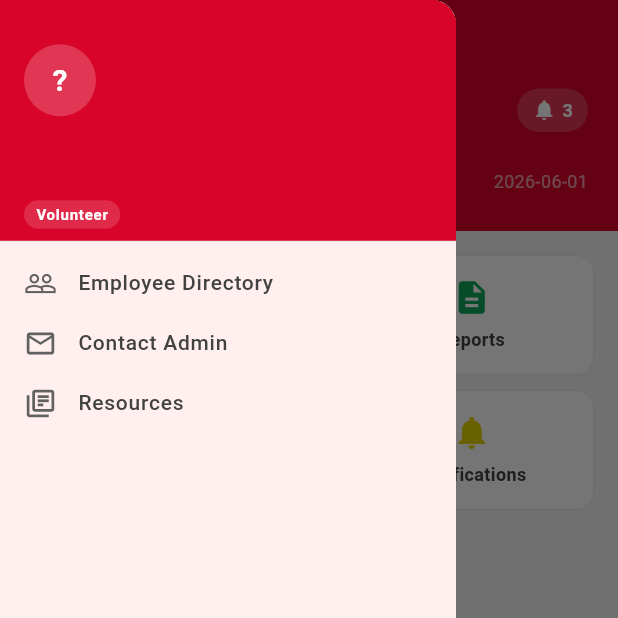
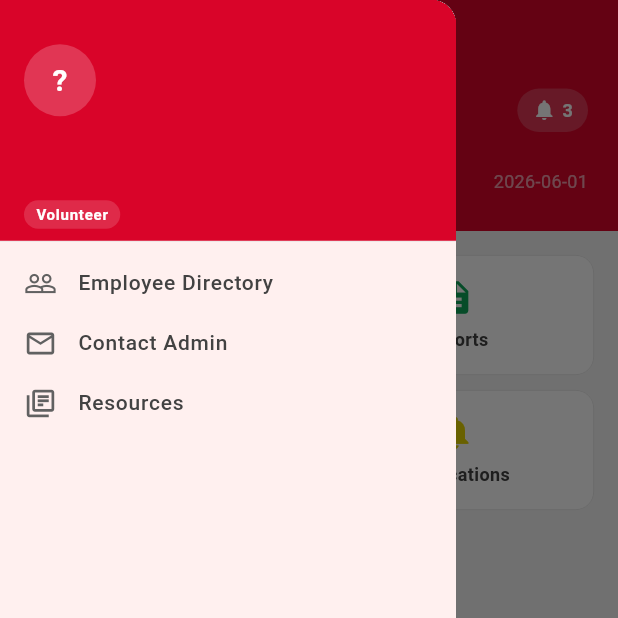
Before and after one commit to GeraldKenosi/salso_workforce, a Flutter app: the AppShell screen opened directly, in the side drawer, after a tap on the "menu" icon, on a phone screen of 412 x 824 dp, the top half of it. Run offline on Flutter 3.47's test engine with Material 3 defaults, Android fonts, the phone set to English and light mode, and no system bars; our stand-ins replace cloud_firestore, connectivity_plus, file_picker, firebase_auth, firebase_core, firebase_storage and 8 more; accounts and stored records are empty; project files that could hold a hidden picture were left out.

Commit message:
Fix: header left padding 60px instead of whole-page shift

```diff
--- a/lib/screens/hr/employee_profile_page.dart
+++ b/lib/screens/hr/employee_profile_page.dart
@@ -36,7 +36,7 @@
                   color: SalsoTheme.primary,
                   borderRadius: BorderRadius.zero,
                 ),
-                padding: const EdgeInsets.fromLTRB(20, 48, 20, 24),
+                padding: const EdgeInsets.fromLTRB(60, 48, 20, 24),
                 child: Row(
                   children: [
                     CircleAvatar(
--- a/lib/screens/shell/app_shell.dart
+++ b/lib/screens/shell/app_shell.dart
@@ -127,12 +127,9 @@
       body: Builder(
         builder: (ctx) => Stack(
           children: [
-            Padding(
-              padding: const EdgeInsets.only(left: 44),
-              child: IndexedStack(
-                index: _index,
-                children: _pages,
-              ),
+            IndexedStack(
+              index: _index,
+              children: _pages,
             ),
             SafeArea(
               child: Padding(
--- a/lib/screens/sops/new_sop_picker_page.dart
+++ b/lib/screens/sops/new_sop_picker_page.dart
@@ -58,7 +58,7 @@
               color: SalsoTheme.primary,
               borderRadius: BorderRadius.zero,
             ),
-            padding: const EdgeInsets.fromLTRB(20, 48, 20, 20),
+            padding: const EdgeInsets.fromLTRB(60, 48, 20, 20),
             child: Column(
               crossAxisAlignment: CrossAxisAlignment.start,
               children: [
--- a/lib/screens/tabs/tab_attendance.dart
+++ b/lib/screens/tabs/tab_attendance.dart
@@ -48,7 +48,7 @@
                 color: SalsoTheme.primary,
                 borderRadius: BorderRadius.zero,
               ),
-              padding: const EdgeInsets.fromLTRB(20, 48, 20, 32),
+              padding: const EdgeInsets.fromLTRB(60, 48, 20, 32),
               child: Column(
                 crossAxisAlignment: CrossAxisAlignment.start,
                 children: [
--- a/lib/screens/tabs/tab_home.dart
+++ b/lib/screens/tabs/tab_home.dart
@@ -44,7 +44,7 @@
               color: SalsoTheme.primary,
               borderRadius: BorderRadius.zero,
             ),
-            padding: const EdgeInsets.fromLTRB(20, 48, 20, 24),
+            padding: const EdgeInsets.fromLTRB(60, 48, 20, 24),
             child: Column(
               crossAxisAlignment: CrossAxisAlignment.start,
               children: [
--- a/lib/screens/tabs/tab_profile.dart
+++ b/lib/screens/tabs/tab_profile.dart
@@ -37,7 +37,7 @@
               color: SalsoTheme.primary,
               borderRadius: BorderRadius.zero,
             ),
-            padding: const EdgeInsets.fromLTRB(20, 48, 20, 24),
+            padding: const EdgeInsets.fromLTRB(60, 48, 20, 24),
             child: Row(
               children: [
                 CircleAvatar(
--- a/lib/screens/tabs/tab_reports.dart
+++ b/lib/screens/tabs/tab_reports.dart
@@ -175,7 +175,7 @@
         color: SalsoTheme.primary,
         borderRadius: BorderRadius.zero,
       ),
-      padding: const EdgeInsets.fromLTRB(20, 48, 20, 20),
+      padding: const EdgeInsets.fromLTRB(60, 48, 20, 20),
       child: Row(
         children: [
           Expanded(
--- a/lib/screens/tabs/tab_sops.dart
+++ b/lib/screens/tabs/tab_sops.dart
@@ -48,7 +48,7 @@
               color: SalsoTheme.primary,
               borderRadius: BorderRadius.zero,
             ),
-            padding: const EdgeInsets.fromLTRB(20, 48, 20, 20),
+            padding: const EdgeInsets.fromLTRB(60, 48, 20, 20),
             child: Column(
               crossAxisAlignment: CrossAxisAlignment.start,
               children: [
```
